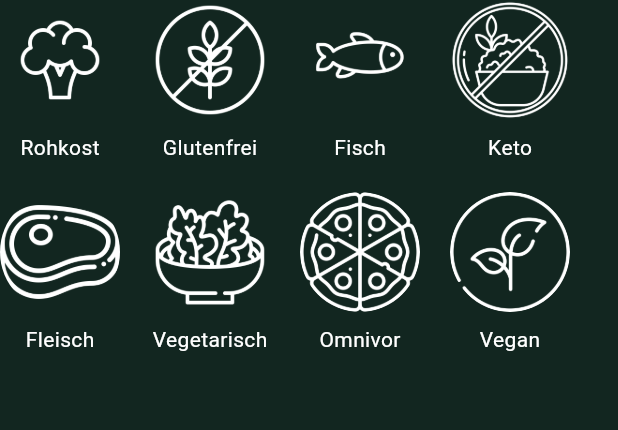
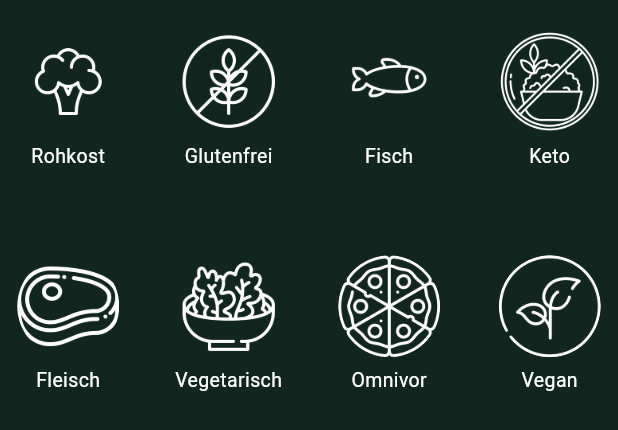
Before and after one commit to DeineBabushka/kuvio-android-app, a Flutter app: the DietFilterWrap widget shown alone on an empty page, opened directly with empty values, on a phone screen of 412 x 824 dp. Shown: the top 430 px of the screen. Run offline on Flutter 3.47's test engine with Material 3 defaults, Android fonts, the phone set to English and light mode, and no system bars; our stand-ins replace cloud_firestore, firebase_analytics, firebase_auth, firebase_core, firebase_crashlytics, google_sign_in and 1 more; accounts and stored records are empty.

Commit message:
Startscreen, Filterscreen und Profilsettingscreen gefixed

```diff
--- a/lib/features/account/screens/edit_profile_screen.dart
+++ b/lib/features/account/screens/edit_profile_screen.dart
@@ -4,9 +4,9 @@ import 'package:kuvio/shared/utils/navigation_utils.dart';
 import 'package:kuvio/features/recipes/utils/snackbar_utils.dart';
 import 'package:kuvio/features/recipes/widgets/profile_avatar.dart';
 import 'package:kuvio/features/account/widgets/account_edit_form.dart';
-import 'package:kuvio/features/account/widgets/transparent_app_bar.dart';
 import 'package:kuvio/features/account/widgets/screen_wrapper.dart';
 import 'package:kuvio/l10n/context_extension.dart';
+import 'package:kuvio/shared/utils/constants.dart';
 
 class EditProfileScreen extends StatefulWidget {
   const EditProfileScreen({super.key});
@@ -37,8 +37,13 @@ class _EditProfileScreenState extends State<EditProfileScreen> {
   @override
   Widget build(BuildContext context) {
     return Scaffold(
-      backgroundColor: Colors.transparent,
-      appBar: TransparentAppBar(title: context.loc.editProfile),
+      backgroundColor: AppColors.backgroundColor, // statt Colors.transparent!
+      appBar: AppBar(
+        backgroundColor: Colors.transparent,
+        elevation: 0,
+        foregroundColor: Colors.white,
+        title: Text(context.loc.editProfile),
+      ),
       body: ScreenWrapper(
         child: Column(
           children: [
--- a/lib/features/account/widgets/screen_wrapper.dart
+++ b/lib/features/account/widgets/screen_wrapper.dart
@@ -1,5 +1,4 @@
 import 'package:flutter/material.dart';
-import 'package:kuvio/shared/utils/constants.dart';
 
 class ScreenWrapper extends StatelessWidget {
   final Widget child;
@@ -8,12 +7,9 @@ class ScreenWrapper extends StatelessWidget {
 
   @override
   Widget build(BuildContext context) {
-    return Scaffold(
-      backgroundColor: AppColors.backgroundColor,
-      body: SingleChildScrollView(
-        padding: const EdgeInsets.all(16),
-        child: child,
-      ),
+    return SingleChildScrollView(
+      padding: const EdgeInsets.all(16),
+      child: child,
     );
   }
 }
--- a/lib/features/recipes/widgets/filter_diet_circle.dart
+++ b/lib/features/recipes/widgets/filter_diet_circle.dart
@@ -21,20 +21,24 @@ class DietFilterCircle extends StatelessWidget {
     return GestureDetector(
       onTap: onTap,
       child: Column(
-        mainAxisSize: MainAxisSize.min,
+        mainAxisAlignment: MainAxisAlignment.center,
         children: [
           CircleAvatar(
-            radius: 40,
+            radius: 34,
             backgroundImage: AssetImage(assetPath),
             backgroundColor:
                 isSelected ? const Color(0xFF2E6B4D) : Colors.transparent,
           ),
-          const SizedBox(height: 8),
-          Text(
-            label,
-            style: TextStyle(
-              color: isSelected ? const Color(0xFF2E6B4D) : textColor,
-              fontSize: 14,
+          const SizedBox(height: 6),
+          Flexible(
+            child: Text(
+              label,
+              textAlign: TextAlign.center,
+              style: TextStyle(
+                fontSize: 13,
+                overflow: TextOverflow.ellipsis,
+                color: isSelected ? const Color(0xFF2E6B4D) : textColor,
+              ),
             ),
           ),
         ],
--- a/lib/features/recipes/widgets/filter_diet_wrap.dart
+++ b/lib/features/recipes/widgets/filter_diet_wrap.dart
@@ -42,24 +42,31 @@ class DietFilterWrap extends StatelessWidget {
   @override
   Widget build(BuildContext context) {
     final filterOptions = FavoritesFilter();
+    final diets = filterOptions.availableDietTypes;
     final textColor = Colors.white;
     final loc = AppLocalizations.of(context);
 
-    return Wrap(
-      spacing: 20,
-      runSpacing: 20,
-      alignment: WrapAlignment.center,
-      children: [
-        for (var diet in filterOptions.availableDietTypes)
-          DietFilterCircle(
+    return GridView.builder(
+      shrinkWrap: true,
+      physics: const NeverScrollableScrollPhysics(),
+      gridDelegate: const SliverGridDelegateWithFixedCrossAxisCount(
+        crossAxisCount: 4,
+        crossAxisSpacing: 16,
+        mainAxisSpacing: 16,
+        childAspectRatio: 0.68,
+      ),
+      itemCount: diets.length,
+      itemBuilder: (context, index) {
+        final diet = diets[index];
+        return DietFilterCircle(
           assetPath:
               'assets/${isDark ? dietTypeToAssetName[diet]!.replaceAll('.png', '_dark.png') : dietTypeToAssetName[diet]!}',
           label: localizeDiet(diet, loc),
           isSelected: selectedDiet == diet,
           textColor: textColor,
           onTap: () => onSelect(diet),
-          ),
-      ],
+        );
+      },
     );
   }
 }
--- a/lib/main.dart
+++ b/lib/main.dart
@@ -119,7 +119,11 @@ final _lightTheme = ThemeData(
   textTheme: const TextTheme(
     bodyMedium: TextStyle(color: Colors.white),
     bodyLarge: TextStyle(color: Colors.white),
-    titleLarge: TextStyle(color: Color(0xFF122620)),
+    titleLarge: TextStyle(
+      color: Colors.white,
+      fontSize: 30,
+      fontWeight: FontWeight.bold,
+    ),
   ),
   appBarTheme: const AppBarTheme(
     backgroundColor: Color(0xFF122620),
```
Lines whose indentation alone changed are shown as unchanged.
